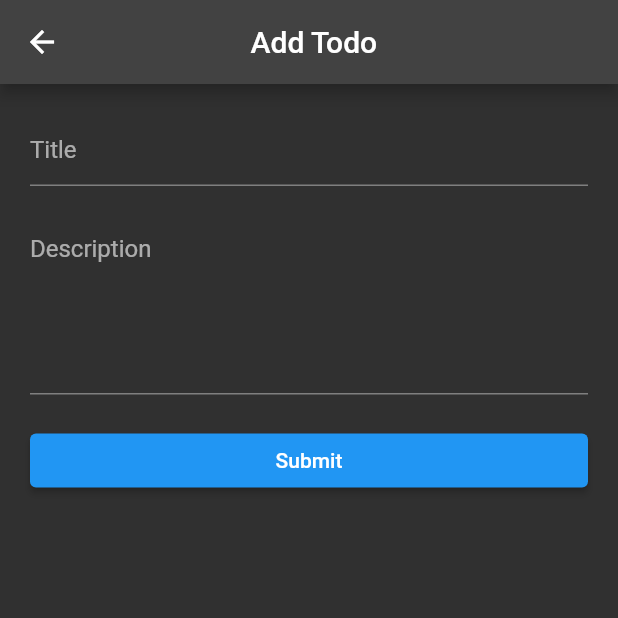
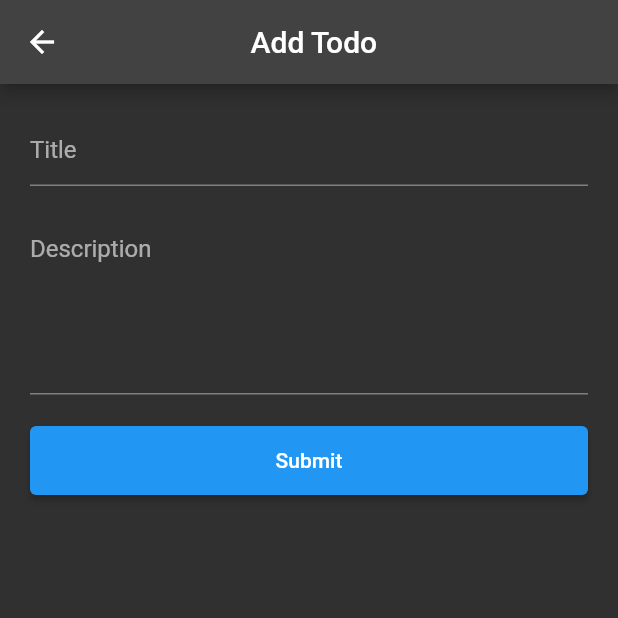
Before and after one commit to muhammed-suhaid/Todo-App, a Flutter app: the screen it shows after launch, after a tap on the "add" icon, on a phone screen of 412 x 824 dp, the top half of it. Run offline on Flutter 3.47's test engine with Material 2 defaults, Android fonts, the phone set to English and light mode, and no system bars; network calls fail.

Commit message:
implemented update and auto refesh after update

```diff
--- a/lib/screens/add_page.dart
+++ b/lib/screens/add_page.dart
@@ -4,7 +4,11 @@ import 'package:flutter/material.dart';
 import 'package:http/http.dart' as http;
 
 class AddTodoPage extends StatefulWidget {
-  const AddTodoPage({super.key});
+  final Map? todo;
+  const AddTodoPage({
+    super.key,
+    this.todo,
+  });
 
   @override
   State<AddTodoPage> createState() => _AddTodoPageState();
@@ -13,13 +17,28 @@ class AddTodoPage extends StatefulWidget {
 class _AddTodoPageState extends State<AddTodoPage> {
   TextEditingController titleContoller = TextEditingController();
   TextEditingController descriptionController = TextEditingController();
+  bool isEdit = false;
+
+  @override
+  void initState() {
+    super.initState();
+    final todo = widget.todo;
+    if (todo != null) {
+      isEdit = true;
+      final title = todo['title'];
+      final description = todo['description'];
+      titleContoller.text = title;
+      descriptionController.text = description;
+    }
+  }
+
   @override
   Widget build(BuildContext context) {
     return Scaffold(
       appBar: AppBar(
-        title: const Padding(
-          padding: EdgeInsets.only(left: 95),
-          child: Text("Add Todo"),
+        title: Padding(
+          padding: const EdgeInsets.only(left: 95),
+          child: Text(isEdit ? "Edit Todo" : "Add Todo"),
         ),
       ),
       body: ListView(
@@ -47,8 +66,11 @@ class _AddTodoPageState extends State<AddTodoPage> {
             height: 20,
           ),
           ElevatedButton(
-            onPressed: submitData,
-            child: const Text("Submit"),
+            onPressed: isEdit ? updateData : submitData,
+            child: Padding(
+              padding: const EdgeInsets.all(15.0),
+              child: Text(isEdit ? "Update" : "Submit"),
+            ),
           )
         ],
       ),
@@ -84,6 +106,38 @@ class _AddTodoPageState extends State<AddTodoPage> {
     }
   }
 
+  Future<void> updateData() async {
+    //Get data from the form
+    final todo = widget.todo;
+    if (todo == null) {
+      return;
+    }
+    final id = todo['_id'];
+    final title = titleContoller.text;
+    final description = descriptionController.text;
+    final body = {
+      "title": title,
+      "description": description,
+      "is_completed": false,
+    };
+
+    //Submit data to the server
+    final url = 'https://api.nstack.in/v1/todos/$id';
+    final uri = Uri.parse(url);
+    final response = await http.put(
+      uri,
+      body: jsonEncode(body),
+      headers: {'Content-Type': 'application/json'},
+    );
+
+    //Show success or fail message based on status
+    if (response.statusCode == 200) {
+      showSuccessMessage('Update Success');
+    } else {
+      showErrorMessage('Updation Failed');
+    }
+  }
+
   void showSuccessMessage(String message) {
     final snackBar = SnackBar(
       content: Text(
--- a/lib/screens/todo_list.dart
+++ b/lib/screens/todo_list.dart
@@ -51,6 +51,7 @@ class _TodoListPageState extends State<TodoListPage> {
                 subtitle: Text(item['description']),
                 trailing: PopupMenuButton(onSelected: (value) {
                   if (value == 'edit') {
+                    navigateToEditPage(item);
                   } else if (value == 'delete') {
                     deleteById(id);
                   }
@@ -80,6 +81,17 @@ class _TodoListPageState extends State<TodoListPage> {
   Future<void> navigateToAddPage() async {
     final route = MaterialPageRoute(
       builder: (context) => const AddTodoPage(),
+    );
+    await Navigator.push(context, route);
+    setState(() {
+      isLoading = true;
+    });
+    fetchTodo();
+  }
+
+  Future<void> navigateToEditPage(Map item) async {
+    final route = MaterialPageRoute(
+      builder: (context) => AddTodoPage(todo: item),
     );
     await Navigator.push(context, route);
     setState(() {
```
